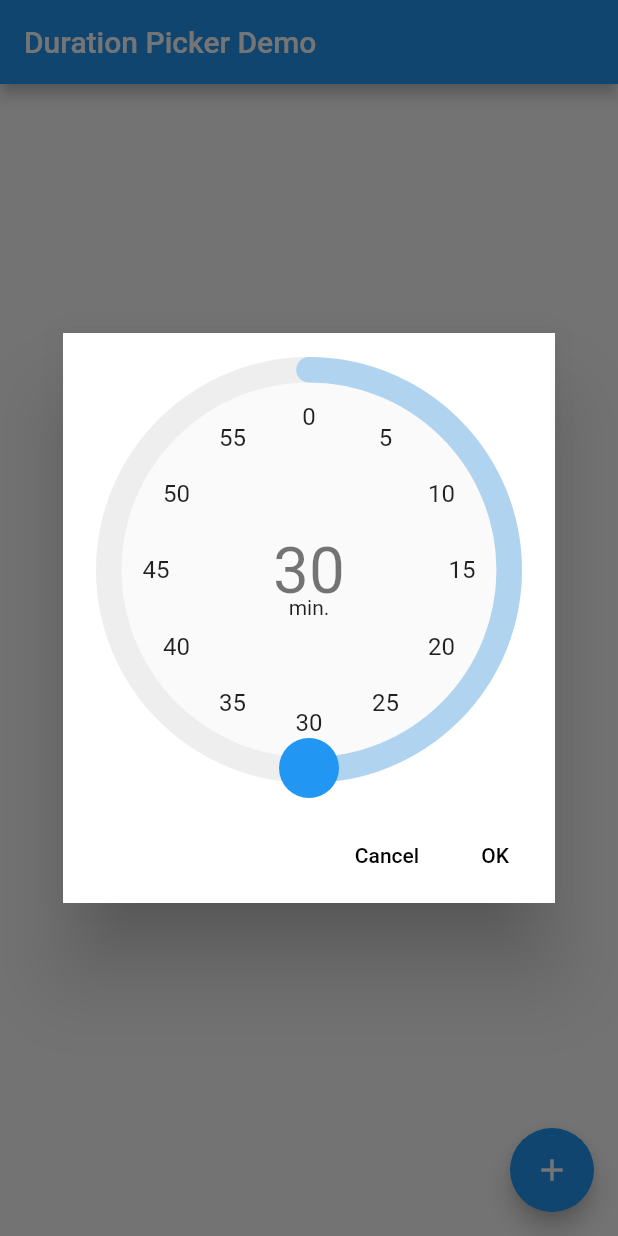
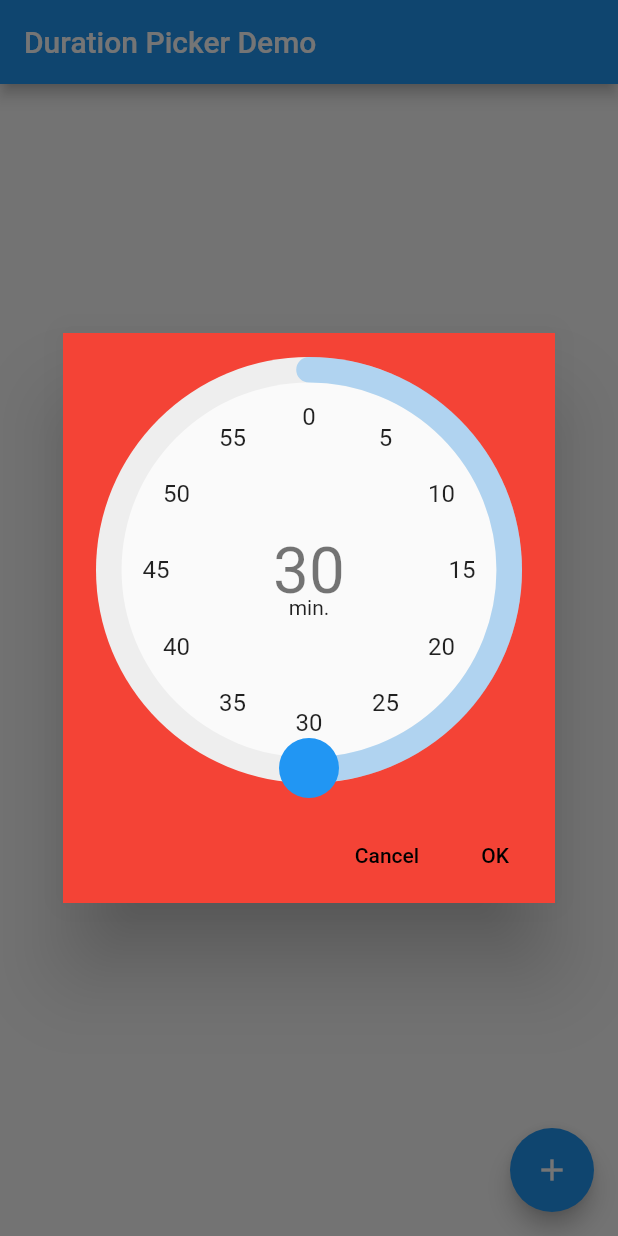
Before and after one commit to cdharris/flutter_duration_picker, a Flutter app: the screen it shows after launch, after a tap on the "add" icon, on a phone screen of 412 x 824 dp. Run offline on Flutter 3.47's test engine with Material 2 defaults, Android fonts, the phone set to English and light mode, and no system bars.

Commit message:
test color

````diff
--- a/lib/flutter_duration_picker.dart
+++ b/lib/flutter_duration_picker.dart
@@ -74,8 +74,8 @@ class _DialPainter extends CustomPainter {
     }
 
     // Draw the inner background circle
-    canvas.drawCircle(
-        centerPoint, radius * 0.88, new Paint()..color = Theme.of(context).canvasColor);
+    canvas.drawCircle(centerPoint, radius * 0.88,
+        new Paint()..color = Theme.of(context).canvasColor);
 
     // Get the offset point for an angle value of theta, and a distance of _radius
     Offset getOffsetForTheta(double theta, double _radius) {
@@ -185,6 +185,7 @@ class _Dial extends StatefulWidget {
 
   /// The resolution of mins of the dial, i.e. if snapToMins = 5.0, only durations of 5min intervals will be selectable.
   final double snapToMins;
+
   @override
   _DialState createState() => new _DialState();
 }
@@ -588,13 +589,12 @@ class _DurationPickerDialogState extends State<_DurationPickerDialog> {
     final Dialog dialog = new Dialog(child: new OrientationBuilder(
         builder: (BuildContext context, Orientation orientation) {
       final Widget pickerAndActions = new Container(
-            color: theme.dialogBackgroundColor,
+        color: Colors.red,
         child: new Column(
           mainAxisSize: MainAxisSize.min,
           children: <Widget>[
-                new Expanded(
-                    child:
-                    picker), // picker grows and shrinks with the available space
+            new Expanded(child: picker),
+            // picker grows and shrinks with the available space
             actions,
           ],
         ),
@@ -657,17 +657,21 @@ class _DurationPickerDialogState extends State<_DurationPickerDialog> {
 ///   context: context,
 /// );
 /// ```
-Future<Duration> showDurationPicker(
-  {@required BuildContext context,
+Future<Duration> showDurationPicker({
+  @required BuildContext context,
   @required Duration initialTime,
-  double snapToMins}) async {
+  double snapToMins,
+  BoxDecoration decoration,
+}) async {
   assert(context != null);
   assert(initialTime != null);
 
   return await showDialog<Duration>(
     context: context,
-    builder: (BuildContext context) =>
-    new _DurationPickerDialog(initialTime: initialTime, snapToMins: snapToMins),
+    builder: (BuildContext context) => new _DurationPickerDialog(
+      initialTime: initialTime,
+      snapToMins: snapToMins,
+    ),
   );
 }
 
@@ -678,17 +682,20 @@ class DurationPicker extends StatelessWidget {
 
   final double width;
   final double height;
+  final BoxDecoration boxDecoration;
 
   DurationPicker(
       {this.duration = const Duration(minutes: 0),
       @required this.onChange,
       this.snapToMins,
       this.width,
-    this.height});
+      this.height,
+      this.boxDecoration});
 
   @override
   Widget build(BuildContext context) {
-    return SizedBox(
+    return Container(
+        decoration: boxDecoration,
         width: width ?? _kDurationPickerWidthPortrait / 1.5,
         height: height ?? _kDurationPickerHeightPortrait / 1.5,
         child: Column(
````
Also changed, not shown: example/pubspec.lock, pubspec.lock. Lines whose indentation alone changed are shown as unchanged.
